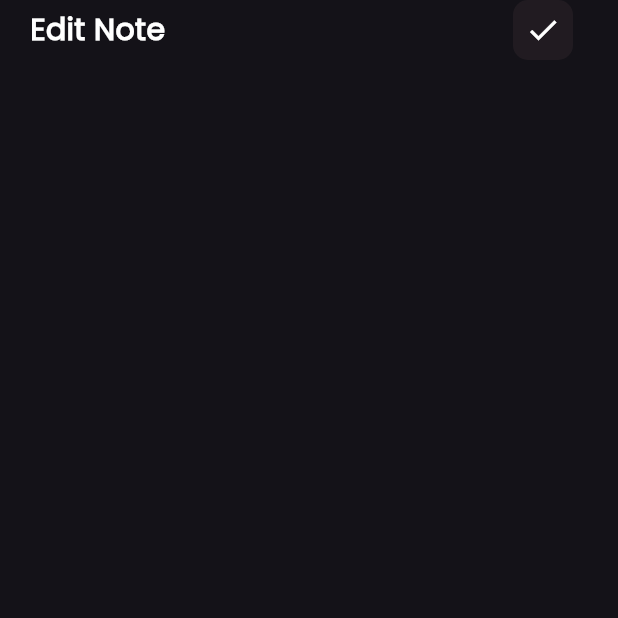
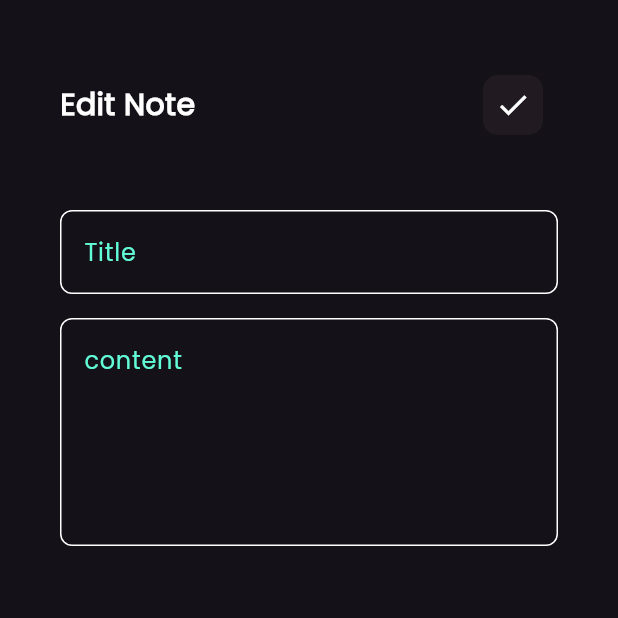
Before and after one commit to MohamedAbdelwhabMohamed/notes_app, a Flutter app: the screen it shows after launch, after a tap on "Flutter Tips", on a phone screen of 412 x 824 dp, the top half of it. Run offline on Flutter 3.47's test engine with Material 3 defaults, Android fonts, the light colour scheme and no system bars; our stand-ins replace font_awesome_flutter.

Commit message:
edit note view ui done with some solve something

```diff
--- a/lib/widget/add_note_bottom_sheet.dart
+++ b/lib/widget/add_note_bottom_sheet.dart
@@ -1,5 +1,5 @@
 import 'package:flutter/material.dart';
-import 'package:opp/widget/costom_bottom.dart';
+import 'package:opp/widget/custom_bottom.dart';
 import 'package:opp/widget/custom_Text_Field.dart';
 
 class AddNoteBottomSheet extends StatelessWidget {
@@ -15,11 +15,11 @@ class AddNoteBottomSheet extends StatelessWidget {
             SizedBox(
               height: 22,
             ),
-            CostomTextField(hint: 'Title'),
+            CustomTextField(hint: 'Title'),
             SizedBox(height: 16),
-            CostomTextField(hint: 'content', mixLines: 5),
+            CustomTextField(hint: 'content', mixLines: 5),
             SizedBox(height: 22),
-            CostomBotom(),
+            CustomBotom(),
             SizedBox(
               height: 22,
             ),
--- a/lib/widget/costom_Icon.dart
+++ b/lib/widget/custom_Icon.dart
@@ -2,8 +2,8 @@
 
 import 'package:flutter/material.dart';
 
-class CostomIcon extends StatelessWidget {
-  const CostomIcon({super.key, required this.icon});
+class CustomIcon extends StatelessWidget {
+  const CustomIcon({super.key, required this.icon});
   final IconData icon;
 
   @override
--- a/lib/widget/custom_Text_Field.dart
+++ b/lib/widget/custom_Text_Field.dart
@@ -3,8 +3,8 @@
 import 'package:flutter/material.dart';
 import 'package:opp/helper/costom_color.dart';
 
-class CostomTextField extends StatelessWidget {
-  const CostomTextField({super.key, required this.hint, this.mixLines = 1});
+class CustomTextField extends StatelessWidget {
+  const CustomTextField({super.key, required this.hint, this.mixLines = 1});
 
   final String hint;
   final int mixLines;
--- a/lib/widget/custom_appBar.dart
+++ b/lib/widget/custom_appBar.dart
@@ -1,10 +1,10 @@
 // ignore_for_file: use_full_hex_values_for_flutter_colors, file_names
 
 import 'package:flutter/material.dart';
-import 'package:opp/widget/costom_Icon.dart';
+import 'package:opp/widget/custom_Icon.dart';
 
-class CostomAppbar extends StatelessWidget {
-  const CostomAppbar({super.key, required this.title, required this.icon});
+class CustomAppbar extends StatelessWidget {
+  const CustomAppbar({super.key, required this.title, required this.icon});
 
   final String title;
   final IconData icon;
@@ -20,7 +20,7 @@ class CostomAppbar extends StatelessWidget {
               fontSize: 20,
             )),
         const Spacer(),
-        CostomIcon(
+        CustomIcon(
           icon: icon,
         )
       ],
--- a/lib/widget/costom_bottom.dart
+++ b/lib/widget/custom_bottom.dart
@@ -1,8 +1,8 @@
 import 'package:flutter/material.dart';
 import 'package:opp/helper/costom_color.dart';
 
-class CostomBotom extends StatelessWidget {
-  const CostomBotom({super.key});
+class CustomBotom extends StatelessWidget {
+  const CustomBotom({super.key});
 
   @override
   Widget build(BuildContext context) {
--- a/lib/widget/edit_view_body.dart
+++ b/lib/widget/edit_view_body.dart
@@ -1,4 +1,5 @@
 import 'package:flutter/material.dart';
+import 'package:opp/widget/custom_Text_Field.dart';
 import 'package:opp/widget/custom_appBar.dart';
 
 class EditNoteViewBady extends StatelessWidget {
@@ -7,17 +8,19 @@ class EditNoteViewBady extends StatelessWidget {
   @override
   Widget build(BuildContext context) {
     return const Scaffold(
-      appBar: PreferredSize(
-        preferredSize: Size.fromHeight(40.0), // or any other size you want
-        child: CostomAppbar(
-          icon: Icons.check,
-          title: 'Edit Note',
-        ),
-      ),
       body: Padding(
         padding: EdgeInsets.symmetric(horizontal: 20),
         child: Column(
-          children: [],
+          children: [
+            SizedBox(
+              height: 50,
+            ),
+            CustomAppbar(title: 'Edit Note', icon: Icons.check),
+            SizedBox(height: 50),
+            CustomTextField(hint: 'Title'),
+            SizedBox(height: 16),
+            CustomTextField(hint: 'content', mixLines: 5),
+          ],
         ),
       ),
     );
--- a/lib/widget/notes_view_bady.dart
+++ b/lib/widget/notes_view_bady.dart
@@ -11,9 +11,9 @@ class NotesViewBady extends StatelessWidget {
         body: Column(
       children: [
         SizedBox(
-          height: 30,
+          height: 50,
         ),
-        CostomAppbar(
+        CustomAppbar(
           icon: Icons.search,
           title: 'Notes',
         ),
```
